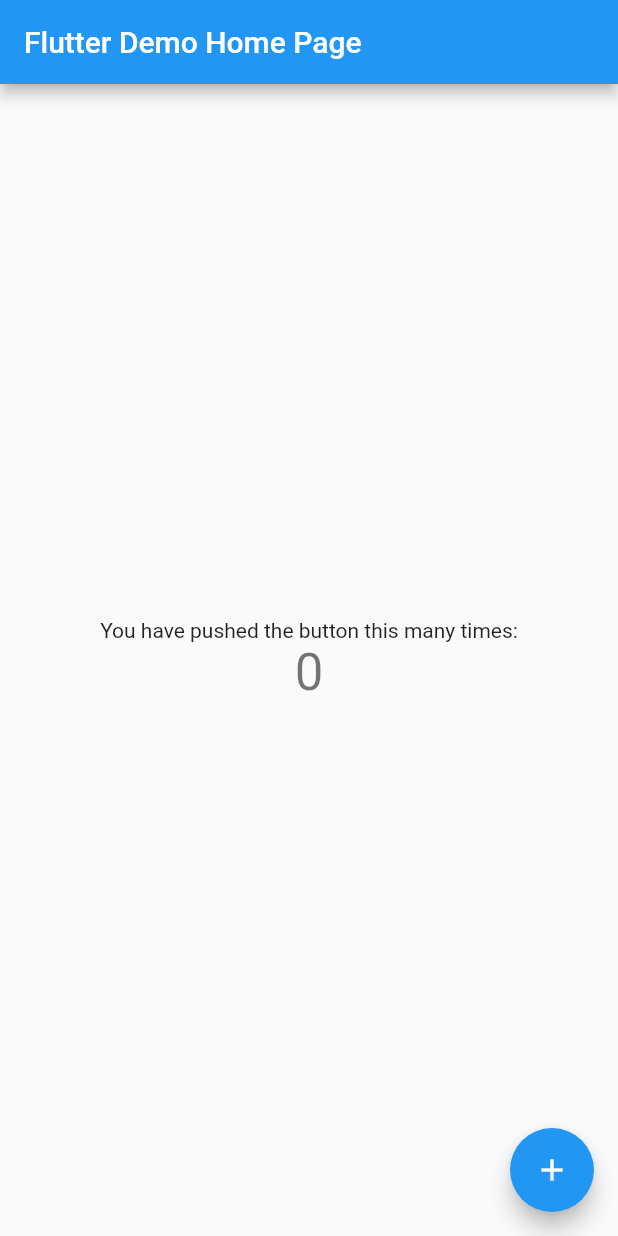
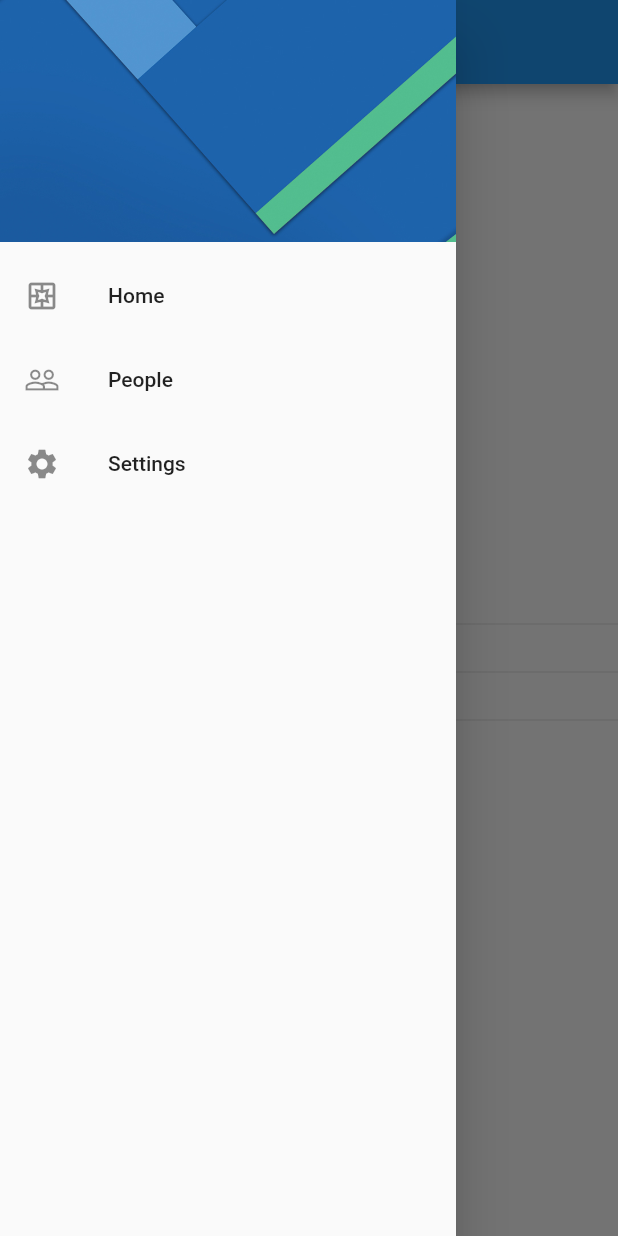
Before and after one commit to amundaray24/flutter_curso_06_preferences_app, a Flutter app: the screen it shows after launch, with the side drawer open (before the commit the screen has no drawer), on a phone screen of 412 x 824 dp. Run offline on Flutter 3.47's test engine with Material 2 defaults, Android fonts, the phone set to English and light mode, and no system bars; our stand-ins replace shared_preferences.

Commit message:
[FLUTTER] Complete Project

```diff
--- a/lib/main.dart
+++ b/lib/main.dart
@@ -1,7 +1,23 @@
 import 'package:flutter/material.dart';
+import 'package:flutter_curso_06_preferences_app/src/helpers/preferences.dart';
+import 'package:flutter_curso_06_preferences_app/src/providers/theme_provider.dart';
+import 'package:flutter_curso_06_preferences_app/src/screens/screens.dart';
+import 'package:provider/provider.dart';
 
-void main() {
-  runApp(const MyApp());
+
+void main() async {
+  WidgetsFlutterBinding.ensureInitialized();
+  await Preferences.init();
+  runApp(
+    MultiProvider(
+      providers: [
+        ChangeNotifierProvider(
+          create: (_) => ThemeProvider(isDarkMode: Preferences.isDark),
+        )
+      ],
+      child: const MyApp()
+    )
+  );
 }
 
 class MyApp extends StatelessWidget {
@@ -11,105 +27,14 @@ class MyApp extends StatelessWidget {
   @override
   Widget build(BuildContext context) {
     return MaterialApp(
+      debugShowCheckedModeBanner: false,
       title: 'Flutter Demo',
-      theme: ThemeData(
-        // This is the theme of your application.
-        //
-        // Try running your application with "flutter run". You'll see the
-        // application has a blue toolbar. Then, without quitting the app, try
-        // changing the primarySwatch below to Colors.green and then invoke
-        // "hot reload" (press "r" in the console where you ran "flutter run",
-        // or simply save your changes to "hot reload" in a Flutter IDE).
-        // Notice that the counter didn't reset back to zero; the application
-        // is not restarted.
-        primarySwatch: Colors.blue,
-      ),
-      home: const MyHomePage(title: 'Flutter Demo Home Page'),
+      initialRoute: HomeScreen.routeName,
+      routes: {
+        HomeScreen.routeName :    (_) => const HomeScreen(),
+        SettingsScreen.routeName: (_) => const SettingsScreen()
+      },
+      theme: Provider.of<ThemeProvider>(context).currentTheme,
     );
   }
 }
-
-class MyHomePage extends StatefulWidget {
-  const MyHomePage({super.key, required this.title});
-
-  // This widget is the home page of your application. It is stateful, meaning
-  // that it has a State object (defined below) that contains fields that affect
-  // how it looks.
-
-  // This class is the configuration for the state. It holds the values (in this
-  // case the title) provided by the parent (in this case the App widget) and
-  // used by the build method of the State. Fields in a Widget subclass are
-  // always marked "final".
-
-  final String title;
-
-  @override
-  State<MyHomePage> createState() => _MyHomePageState();
-}
-
-class _MyHomePageState extends State<MyHomePage> {
-  int _counter = 0;
-
-  void _incrementCounter() {
-    setState(() {
-      // This call to setState tells the Flutter framework that something has
-      // changed in this State, which causes it to rerun the build method below
-      // so that the display can reflect the updated values. If we changed
-      // _counter without calling setState(), then the build method would not be
-      // called again, and so nothing would appear to happen.
-      _counter++;
-    });
-  }
-
-  @override
-  Widget build(BuildContext context) {
-    // This method is rerun every time setState is called, for instance as done
-    // by the _incrementCounter method above.
-    //
-    // The Flutter framework has been optimized to make rerunning build methods
-    // fast, so that you can just rebuild anything that needs updating rather
-    // than having to individually change instances of widgets.
-    return Scaffold(
-      appBar: AppBar(
-        // Here we take the value from the MyHomePage object that was created by
-        // the App.build method, and use it to set our appbar title.
-        title: Text(widget.title),
-      ),
-      body: Center(
-        // Center is a layout widget. It takes a single child and positions it
-        // in the middle of the parent.
-        child: Column(
-          // Column is also a layout widget. It takes a list of children and
-          // arranges them vertically. By default, it sizes itself to fit its
-          // children horizontally, and tries to be as tall as its parent.
-          //
-          // Invoke "debug painting" (press "p" in the console, choose the
-          // "Toggle Debug Paint" action from the Flutter Inspector in Android
-          // Studio, or the "Toggle Debug Paint" command in Visual Studio Code)
-          // to see the wireframe for each widget.
-          //
-          // Column has various properties to control how it sizes itself and
-          // how it positions its children. Here we use mainAxisAlignment to
-          // center the children vertically; the main axis here is the vertical
-          // axis because Columns are vertical (the cross axis would be
-          // horizontal).
-          mainAxisAlignment: MainAxisAlignment.center,
-          children: <Widget>[
-            const Text(
-              'You have pushed the button this many times:',
-            ),
-            Text(
-              '$_counter',
-              style: Theme.of(context).textTheme.headlineMedium,
-            ),
-          ],
-        ),
-      ),
-      floatingActionButton: FloatingActionButton(
-        onPressed: _incrementCounter,
-        tooltip: 'Increment',
-        child: const Icon(Icons.add),
-      ), // This trailing comma makes auto-formatting nicer for build methods.
-    );
-  }
-}
--- /dev/null
+++ b/lib/src/helpers/preferences.dart
@@ -0,0 +1,34 @@
+import 'package:shared_preferences/shared_preferences.dart';
+
+class Preferences {
+
+  static late SharedPreferences _preferences;
+  static String _name = '';
+  static bool _isDark = false;
+  static int _gender = 0;
+
+  static Future init() async {
+    _preferences = await SharedPreferences.getInstance();
+  }
+
+  static String get name => _preferences.getString('name') ?? _name;
+
+  static bool get isDark => _preferences.getBool('isDark') ?? _isDark;
+
+  static int get gender => _preferences.getInt('gender') ?? _gender;
+
+  static set name(String value) {
+    _name = value;
+    _preferences.setString('name', value);
+  }
+
+  static set isDark(bool value) {
+    _isDark = value;
+    _preferences.setBool('isDark', value);
+  }
+
+  static set gender(int value) {
+    _gender = value;
+    _preferences.setInt('gender', value);
+  }
+}
--- /dev/null
+++ b/lib/src/providers/theme_provider.dart
@@ -0,0 +1,22 @@
+import 'package:flutter/material.dart';
+
+class ThemeProvider extends ChangeNotifier {
+
+  ThemeData currentTheme;
+
+  ThemeProvider({
+    required bool isDarkMode
+  }) : currentTheme = isDarkMode ? ThemeData.dark() : ThemeData.light();
+
+
+  setLightMode() {
+    currentTheme = ThemeData.light();
+    notifyListeners();
+  }
+
+  setDarkMode() {
+    currentTheme = ThemeData.dark();
+    notifyListeners();
+  }
+
+}
--- /dev/null
+++ b/lib/src/screens/home_screen.dart
@@ -0,0 +1,32 @@
+import 'package:flutter/material.dart';
+import 'package:flutter_curso_06_preferences_app/src/helpers/preferences.dart';
+
+import '../widgets/side_menu.dart';
+
+class HomeScreen extends StatelessWidget {
+
+  static const String routeName = 'home';
+
+  const HomeScreen({Key? key}) : super(key: key);
+
+  @override
+  Widget build(BuildContext context) {
+    return Scaffold(
+      appBar: AppBar(
+        title: const Text('Home'),
+      ),
+      drawer: const SideMenu(),
+      body: Column(
+        mainAxisAlignment: MainAxisAlignment.center,
+        children: [
+          Text('isDarkMode: ${ Preferences.isDark }'),
+          Divider(),
+          Text('Gender: ${ Preferences.gender }'),
+          Divider(),
+          Text('User Name: ${ Preferences.name }'),
+          Divider(),
+        ],
+      )
+    );
+  }
+}
--- /dev/null
+++ b/lib/src/screens/screens.dart
@@ -0,0 +1,2 @@
+export 'package:flutter_curso_06_preferences_app/src/screens/home_screen.dart';
+export 'package:flutter_curso_06_preferences_app/src/screens/settings_screen.dart';
--- /dev/null
+++ b/lib/src/widgets/side_menu.dart
@@ -0,0 +1,58 @@
+import 'package:flutter/material.dart';
+import 'package:flutter_curso_06_preferences_app/src/screens/screens.dart';
+
+class SideMenu extends StatelessWidget {
+  const SideMenu({
+    super.key,
+  });
+
+  @override
+  Widget build(BuildContext context) {
+    return Drawer(
+      child: ListView(
+        padding: EdgeInsets.zero,
+        children: [
+          const _DrawerHeader(),
+          ListTile(
+            leading: const Icon(Icons.pages_outlined),
+            title: const Text('Home'),
+            onTap: (){
+              Navigator.pushReplacementNamed(context, HomeScreen.routeName);
+            },
+          ),
+          ListTile(
+            leading: const Icon(Icons.people_outline),
+            title: const Text('People'),
+            onTap: (){},
+          ),
+          ListTile(
+            leading: const Icon(Icons.settings),
+            title: const Text('Settings'),
+            onTap: (){
+              Navigator.pushReplacementNamed(context, SettingsScreen.routeName);
+            },
+          )
+        ],
+      ),
+    );
+  }
+}
+
+class _DrawerHeader extends StatelessWidget {
+  const _DrawerHeader({
+    super.key,
+  });
+
+  @override
+  Widget build(BuildContext context) {
+    return DrawerHeader(
+      decoration: const BoxDecoration(
+          image: DecorationImage(
+              image: AssetImage('assets/menu-img.jpg'),
+              fit: BoxFit.cover
+          )
+      ),
+      child: Container(),
+    );
+  }
+}
--- a/pubspec.yaml
+++ b/pubspec.yaml
@@ -35,6 +35,8 @@ dependencies:
   # The following adds the Cupertino Icons font to your application.
   # Use with the CupertinoIcons class for iOS style icons.
   cupertino_icons: ^1.0.2
+  shared_preferences: ^2.0.20
+  provider: ^6.0.5
 
 dev_dependencies:
   flutter_test:
@@ -59,8 +61,8 @@ flutter:
   uses-material-design: true
 
   # To add assets to your application, add an assets section, like this:
-  # assets:
-  #   - images/a_dot_burr.jpeg
+  assets:
+   - assets/
   #   - images/a_dot_ham.jpeg
 
   # An image asset can refer to one or more resolution-specific "variants", see
```
Also changed, not shown: lib/src/screens/settings_screen.dart (added, +87 -0 lines), assets/menu-img.jpg (added), pubspec.lock.
